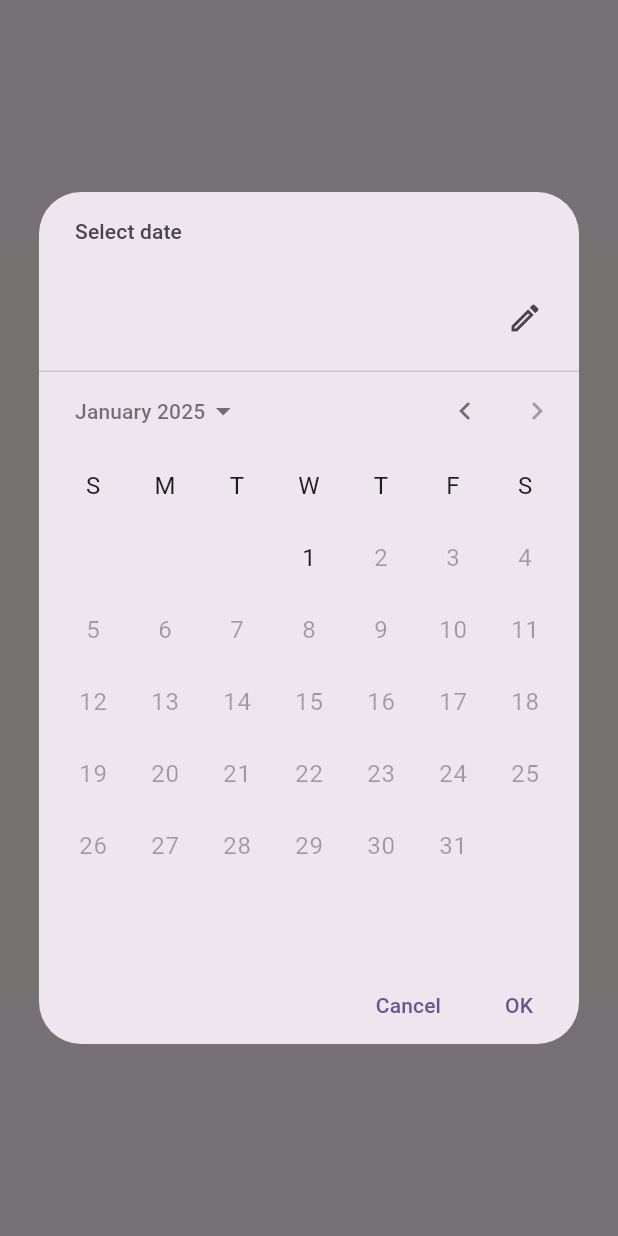
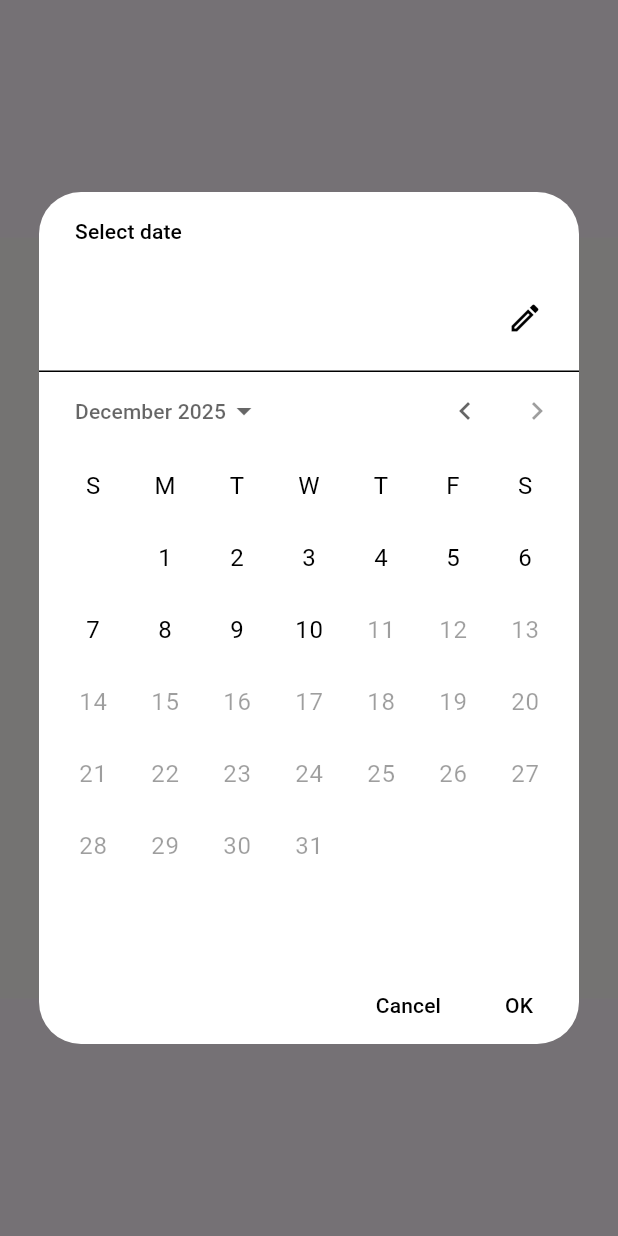
Before and after one commit to AliAtakishiyev/save-it, a Flutter app: the CreateBirthdayDialog widget shown alone on an empty page, opened directly with empty values, after a tap on "Pick a date", on a phone screen of 412 x 824 dp. Run offline on Flutter 3.47's test engine with Material 3 defaults, Android fonts, the phone set to English and light mode, and no system bars; our stand-ins replace flutter_riverpod, flutter_svg, fluttertoast, hive, hive_flutter; accounts and stored records are empty; generated files the repository leaves out were written again.

Commit message:
fix: Calendar colors changed

```diff
--- a/lib/features/birthday/UI/widgets/create_birthday_dialog.dart
+++ b/lib/features/birthday/UI/widgets/create_birthday_dialog.dart
@@ -66,6 +66,7 @@ class _CreateBirthdayDialogState extends ConsumerState<CreateBirthdayDialog> {
               ),
               Text(
                 "Save a birthday and get reminded 24 hours before!",
+                textAlign: TextAlign.center,
                 style: TextStyle(
                   fontWeight: FontWeight.normal,
                   fontSize: 16,
@@ -128,7 +129,30 @@ class _CreateBirthdayDialogState extends ConsumerState<CreateBirthdayDialog> {
                             DateTime? date = await showDatePicker(
                               context: context,
                               firstDate: DateTime(1900),
-                              lastDate: DateTime(DateTime.now().year),
+                              lastDate: DateTime.now(),
+                              builder: (context, child) {
+                                return Theme(
+                                  data: Theme.of(context).copyWith(
+                                    colorScheme: ColorScheme.light(
+                                      primary: Color(
+                                        0xffF7CE54,
+                                      ), // Header background color
+                                      onPrimary:
+                                          Color(0xffFDFBF8), // Header text color
+                                      onSurface:
+                                          Colors.black, // Default text color
+                                    ),
+
+                                    textButtonTheme: TextButtonThemeData(
+                                      style: TextButton.styleFrom(
+                                        foregroundColor:
+                                            Colors.black, // Buttons (OK/CANCEL)
+                                      ),
+                                    ),
+                                  ),
+                                  child: child!,
+                                );
+                              },
                             );
 
                             if (date != null) {
```
